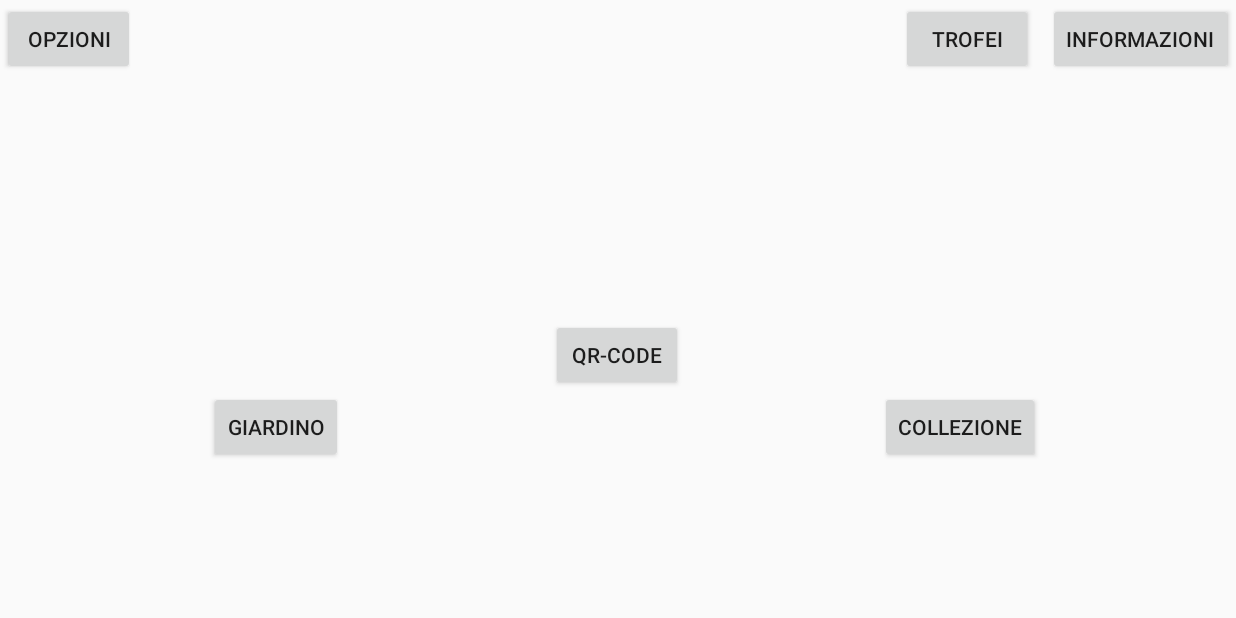
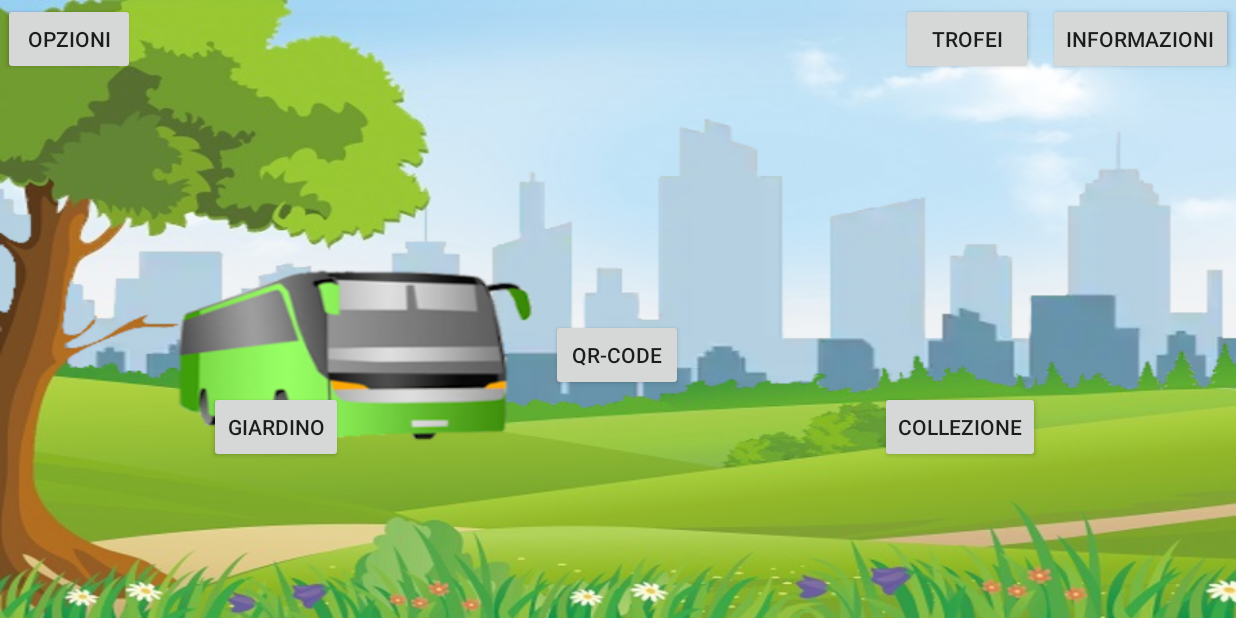
Before and after one commit to ElisaTronetti/DegreeProject, an Android app: the screen it shows after launch (MainActivity), on a phone screen of 824 x 412 dp (held sideways). Run offline under Robolectric (Android 15) with nearby library versions, the phone set to English and light mode, and no system bars; our stand-ins replace Room's generated code, Volley.

Commit message:
Added home backgrounf

```diff
--- a/DegreeApp/app/src/main/res/layout/activity_main.xml
+++ b/DegreeApp/app/src/main/res/layout/activity_main.xml
@@ -2,9 +2,9 @@
 <androidx.constraintlayout.widget.ConstraintLayout
     xmlns:android="http://schemas.android.com/apk/res/android"
     xmlns:app="http://schemas.android.com/apk/res-auto"
-    xmlns:tools="http://schemas.android.com/tools"
     android:layout_width="match_parent"
-    android:layout_height="match_parent">
+    android:layout_height="match_parent"
+    android:background="@drawable/home_background">
 
     <Button
         android:id="@+id/home_options"
```
Also changed, not shown: DegreeApp/app/src/main/res/drawable/home_background.png (added).
